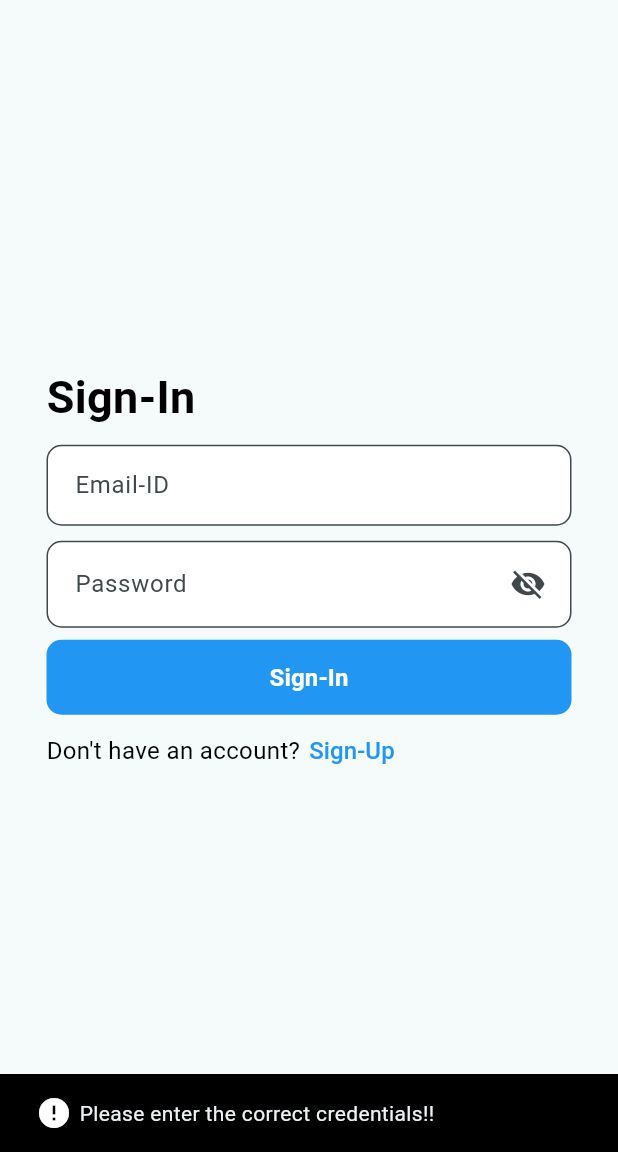
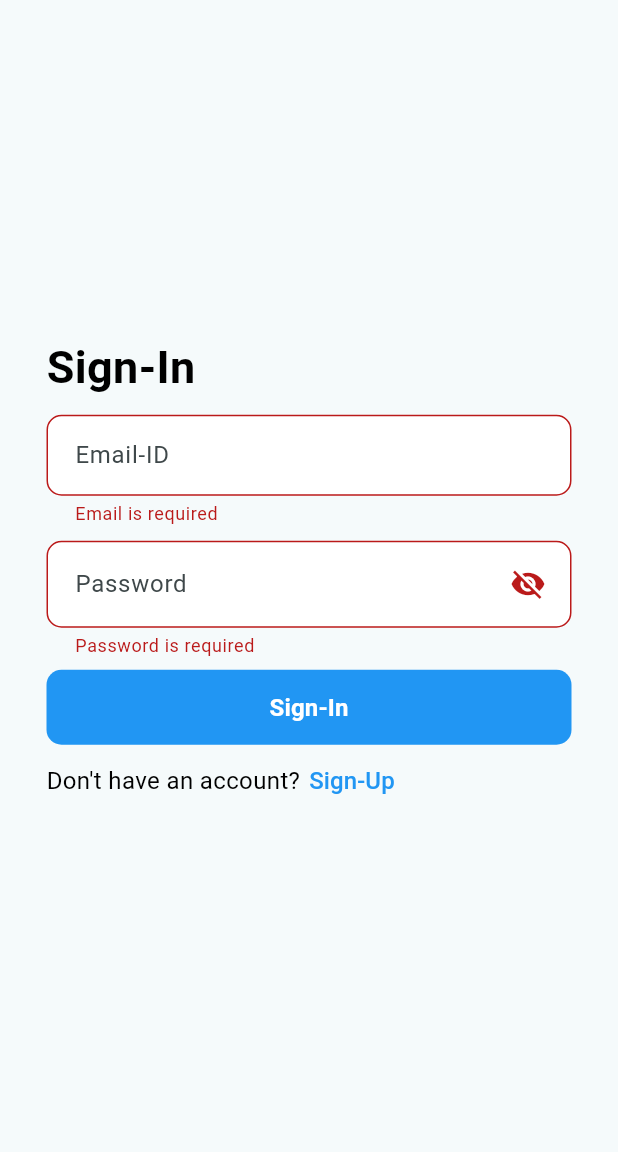
Before and after one commit to Sidd0712/travelr, a Flutter app: the screen it shows after launch, after a tap on "Sign-In", on a phone screen of 412 x 824 dp, the part 84-1236 px from its top. Run offline on Flutter 3.47's test engine with Material 3 defaults, Android fonts, the phone set to English and light mode, and no system bars.

Commit message:
Validator Implemented

```diff
--- a/lib/login/login.dart
+++ b/lib/login/login.dart
@@ -66,6 +66,50 @@
             ))),
       );
     }
+  }
+
+  String? _validateEmail(String? value) {
+    if (value == null || value.isEmpty) {
+      return "Email is required";
+    }
+    final emailRegex =
+        RegExp(r"^[a-zA-Z0-9._%+-]+@[a-zA-Z0-9.-]+\.[a-zA-Z]{2,}$");
+    if (!emailRegex.hasMatch(value)) {
+      return "Enter a valid email";
+    }
+    return null;
+  }
+
+  String? _validatePassword(String? value) {
+    if (value == null || value.isEmpty) {
+      return "Password is required";
+    }
+    if (value.length < 8) {
+      return "Password must be at least 8 characters long";
+    }
+    if (!RegExp(r'[A-Z]').hasMatch(value)) {
+      return "Password must contain at least one uppercase letter";
+    }
+    if (!RegExp(r'[a-z]').hasMatch(value)) {
+      return "Password must contain at least one lowercase letter";
+    }
+    if (!RegExp(r'[0-9]').hasMatch(value)) {
+      return "Password must contain at least one digit";
+    }
+    if (!RegExp(r'[!@#$%^&*(),.?":{}|<>]').hasMatch(value)) {
+      return "Password must contain at least one special character";
+    }
+    return null;
+  }
+
+  String? _validateConfirmPassword(String? value, String password) {
+    if (value == null || value.isEmpty) {
+      return "Confirm password is required";
+    }
+    if (value != password) {
+      return "Passwords do not match";
+    }
+    return null;
   }
 
   @override
@@ -168,6 +212,8 @@
               child: TextFormField(
                 cursorColor: Colors.black,
                 controller: _confirmPasswordController,
+                validator: (value) =>
+                    _validateConfirmPassword(value, _passwordController.text),
                 obscureText: _obscureText,
                 decoration: const InputDecoration(
                   filled: true,
@@ -191,6 +237,7 @@
     return TextFormField(
       cursorColor: Colors.black,
       controller: _passwordController,
+      validator: _validatePassword,
       obscureText: _obscureText,
       decoration: InputDecoration(
         suffixIcon: Padding(
@@ -220,6 +267,7 @@
     return TextFormField(
       cursorColor: Colors.black,
       controller: _emailController,
+      validator: _validateEmail,
       decoration: const InputDecoration(
         filled: true,
         hintText: "Email-ID",
--- a/pubspec.yaml
+++ b/pubspec.yaml
@@ -30,7 +30,7 @@
   assets:
     # Add assets from the images directory to the application.
     - assets/images/
-    - assets/icons/
+    #- assets/icons/
     #- assets/fonts/
 
   fonts:              # Required if your app uses custom fonts
```
